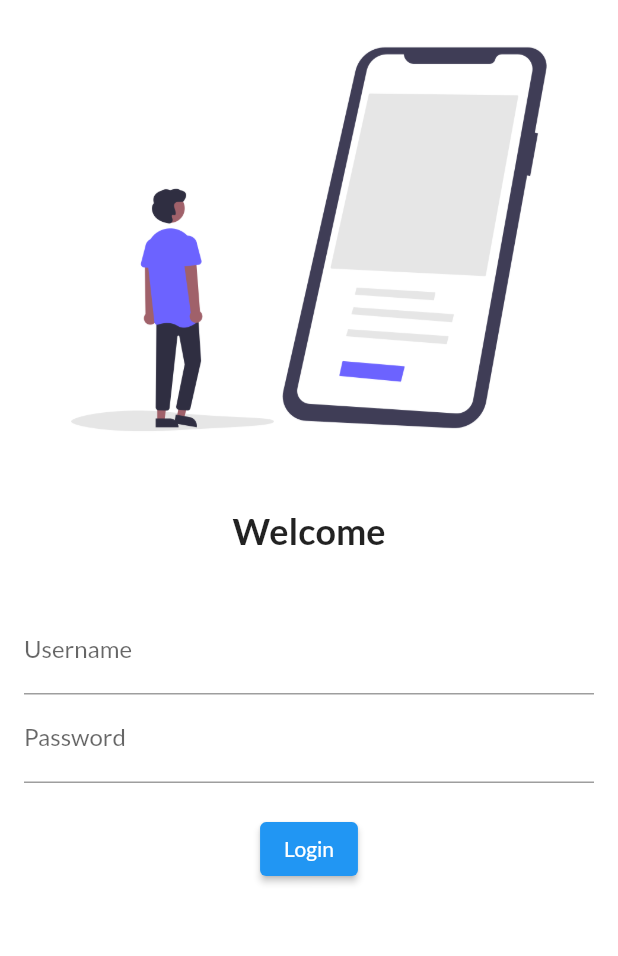
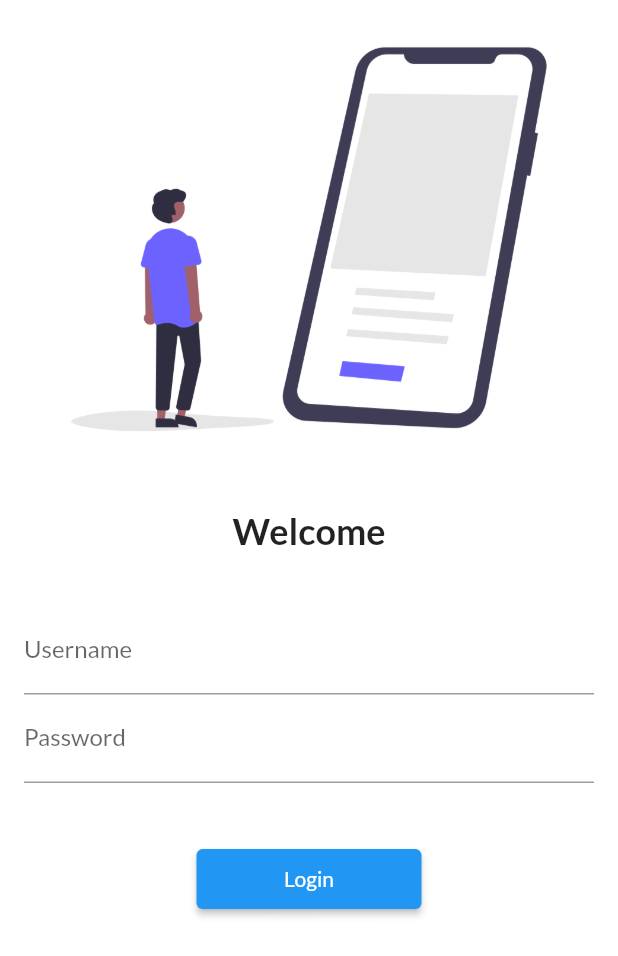
Before and after one commit to hafeez10557/flutter-30-days, a Flutter app: the screen it shows after launch, on a phone screen of 412 x 824 dp. Shown: the top 956 px of the screen. Run offline on Flutter 3.47's test engine with Material 2 defaults, Android fonts, the phone set to English and light mode, and no system bars; our stand-ins replace google_fonts.

Commit message:
day 5 completed

```diff
--- a/lib/main.dart
+++ b/lib/main.dart
@@ -1,5 +1,7 @@
 import 'package:flutter/material.dart';
+import 'package:flutter_hellow_world/pages/home_page.dart';
 import 'package:flutter_hellow_world/pages/login_page.dart';
+import 'package:flutter_hellow_world/utils/routes.dart';
 import 'package:google_fonts/google_fonts.dart';
 
 void main() {
@@ -16,7 +18,8 @@ class MyApp extends StatelessWidget {
           ),
       routes: {
         "/": (context) => LoginPage(),
-        "/login": (context) => LoginPage(),
+        MyRouts.homeRouts: (context) => HomePage(),
+        MyRouts.loginRouts: (context) => LoginPage(),
       },
     );
   }
--- a/lib/pages/login_page.dart
+++ b/lib/pages/login_page.dart
@@ -1,10 +1,12 @@
 import 'package:flutter/material.dart';
+import 'package:flutter_hellow_world/utils/routes.dart';
 
 class LoginPage extends StatelessWidget {
   @override
   Widget build(BuildContext context) {
     return Material(
       color: Colors.white,
+      child: SingleChildScrollView(
         child: Column(
           children: [
             Image.asset(
@@ -34,13 +36,19 @@ class LoginPage extends StatelessWidget {
                       hintText: "Enter Password", labelText: "Password"),
                 ),
                 SizedBox(
-                height: 20.0,
+                  height: 40.0,
                 ),
-              ElevatedButton(child: Text("Login"), onPressed: () {})
+                ElevatedButton(
+                    child: Text("Login"),
+                    style: TextButton.styleFrom(minimumSize: Size(150, 40)),
+                    onPressed: () {
+                      Navigator.pushNamed(context, MyRouts.homeRouts);
+                    })
               ]),
             ),
           ],
         ),
+      ),
     );
   }
 }
--- /dev/null
+++ b/lib/utils/routes.dart
@@ -0,0 +1,4 @@
+class MyRouts{
+  static String loginRouts="/login";
+  static String homeRouts="/home";
+}
```
Lines whose indentation alone changed are shown as unchanged.
